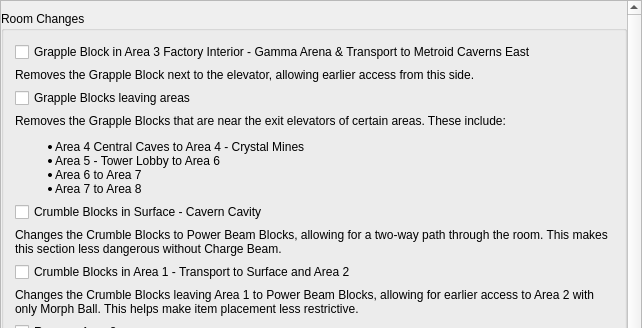
This is randovania/games/samus_returns/gui/ui_files/preset_msr_patches.ui in randovania/randovania as Qt 5 draws it before an edit; both pictures show x 0 to 642 and y 0 to 328 of the 642 by 535 pixel window. The edited form follows.
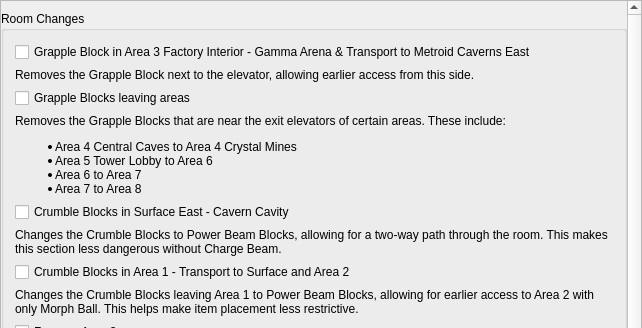
This is the edited form.

Commit message: Fix area typos

What changed in the file:
```diff
--- a/randovania/games/samus_returns/gui/ui_files/preset_msr_patches.ui
+++ b/randovania/games/samus_returns/gui/ui_files/preset_msr_patches.ui
@@ -58,8 +58,8 @@
         <rect>
          <x>0</x>
          <y>0</y>
-         <width>621</width>
-         <height>746</height>
+         <width>626</width>
+         <height>635</height>
         </rect>
        </property>
        <property name="minimumSize">
@@ -133,7 +133,7 @@
               <bool>true</bool>
              </property>
              <property name="text">
-              <string>&lt;html&gt;&lt;head/&gt;&lt;body&gt;&lt;p&gt;Removes the Grapple Blocks that are near the exit elevators of certain areas. These include:&lt;/p&gt;&lt;ul style=&quot;margin-top: 0px; margin-bottom: 0px; margin-left: 0px; margin-right: 0px; -qt-list-indent: 1;&quot;&gt;&lt;li style=&quot; margin-top:12px; margin-bottom:0px; margin-left:0px; margin-right:0px; -qt-block-indent:0; text-indent:0px;&quot;&gt;Area 4 Central Caves to Area 4 - Crystal Mines&lt;/li&gt;&lt;li style=&quot; margin-top:0px; margin-bottom:0px; margin-left:0px; margin-right:0px; -qt-block-indent:0; text-indent:0px;&quot;&gt;Area 5 - Tower Lobby to Area 6 &lt;/li&gt;&lt;li style=&quot; margin-top:0px; margin-bottom:0px; margin-left:0px; margin-right:0px; -qt-block-indent:0; text-indent:0px;&quot;&gt;Area 6 to Area 7 &lt;/li&gt;&lt;li style=&quot; margin-top:0px; margin-bottom:12px; margin-left:0px; margin-right:0px; -qt-block-indent:0; text-indent:0px;&quot;&gt;Area 7 to Area 8 &lt;/li&gt;&lt;/ul&gt;&lt;/body&gt;&lt;/html&gt;</string>
+              <string>&lt;html&gt;&lt;head/&gt;&lt;body&gt;&lt;p&gt;Removes the Grapple Blocks that are near the exit elevators of certain areas. These include:&lt;/p&gt;&lt;ul style=&quot;margin-top: 0px; margin-bottom: 0px; margin-left: 0px; margin-right: 0px; -qt-list-indent: 1;&quot;&gt;&lt;li style=&quot; margin-top:12px; margin-bottom:0px; margin-left:0px; margin-right:0px; -qt-block-indent:0; text-indent:0px;&quot;&gt;Area 4 Central Caves to Area 4 Crystal Mines&lt;/li&gt;&lt;li style=&quot; margin-top:0px; margin-bottom:0px; margin-left:0px; margin-right:0px; -qt-block-indent:0; text-indent:0px;&quot;&gt;Area 5 Tower Lobby to Area 6 &lt;/li&gt;&lt;li style=&quot; margin-top:0px; margin-bottom:0px; margin-left:0px; margin-right:0px; -qt-block-indent:0; text-indent:0px;&quot;&gt;Area 6 to Area 7 &lt;/li&gt;&lt;li style=&quot; margin-top:0px; margin-bottom:12px; margin-left:0px; margin-right:0px; -qt-block-indent:0; text-indent:0px;&quot;&gt;Area 7 to Area 8 &lt;/li&gt;&lt;/ul&gt;&lt;/body&gt;&lt;/html&gt;</string>
              </property>
              <property name="wordWrap">
               <bool>true</bool>
@@ -143,7 +143,7 @@
            <item>
             <widget class="QCheckBox" name="surface_crumbles_check">
              <property name="text">
-              <string>Crumble Blocks in Surface - Cavern Cavity</string>
+              <string>Crumble Blocks in Surface East - Cavern Cavity</string>
              </property>
             </widget>
            </item>
```
